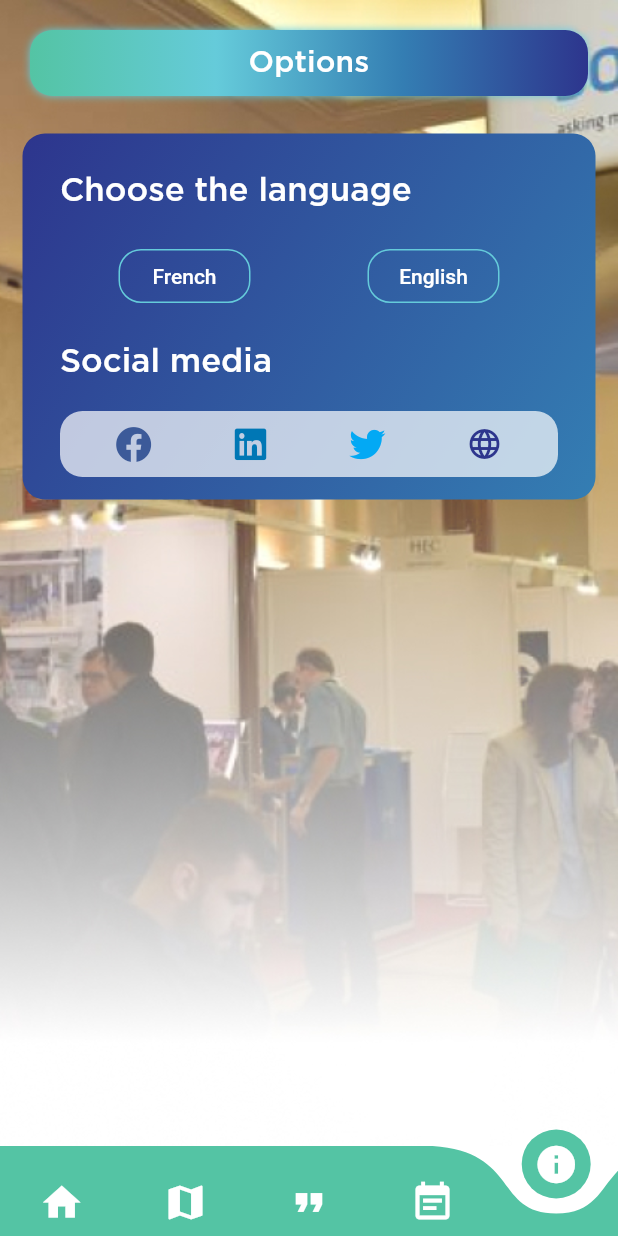
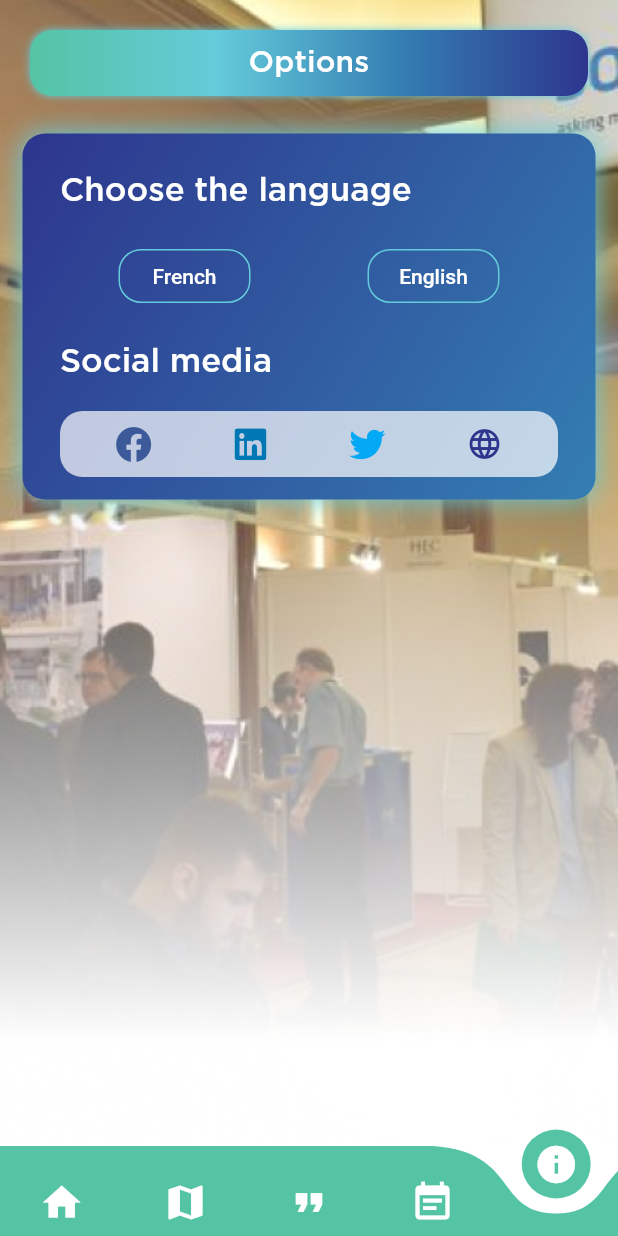
Before and after one commit to fouques1u/ForumHorizonChimie2020, a Flutter app: the screen it shows after launch, item 5 of the bottom bar chosen, on a phone screen of 412 x 824 dp. Run offline on Flutter 3.47's test engine with Material 2 defaults, Android fonts, the phone set to English and light mode, and no system bars; drawn by our look-alikes of curved_navigation_bar; our stand-ins replace cloud_firestore, device_info, fluttertoast, font_awesome_flutter; accounts and stored records are empty.

```diff
--- a/lib/screens/options_screen.dart
+++ b/lib/screens/options_screen.dart
@@ -70,13 +70,18 @@ class OptionsScreen extends StatelessWidget {
             decoration: BoxDecoration(
               borderRadius: BorderRadius.circular(15),
               color: darkBlueColor,
-              gradient: LinearGradient(colors: <Color>[
-                darkBlueColor,
-                simpleBlueColor
+              gradient: LinearGradient(
+                colors: <Color>[darkBlueColor, simpleBlueColor],
+                end: Alignment.bottomRight,
+                begin: Alignment.topLeft,
+              ),
+              boxShadow: [
+                BoxShadow(
+                  blurRadius: 15.0,
+                  spreadRadius: 0.0,
+                  color: lightBlueColor,
+                )
               ],
-              end: Alignment.bottomRight,
-              begin: Alignment.topLeft,
-              )
             ),
             child: Column(
               children: <Widget>[
@@ -85,8 +90,8 @@ class OptionsScreen extends StatelessWidget {
                   alignment: Alignment.centerLeft,
                   child: Text(
                     AppLocalizations.of(context).translate("choose_language"),
-                    style: TextStyle(
-                        color: Colors.white, fontSize: titleTextSize),
+                    style:
+                        TextStyle(color: Colors.white, fontSize: titleTextSize),
                   ),
                 ),
                 Container(
@@ -122,8 +127,8 @@ class OptionsScreen extends StatelessWidget {
                   alignment: Alignment.centerLeft,
                   child: Text(
                     AppLocalizations.of(context).translate("social_media"),
-                    style: TextStyle(
-                        color: Colors.white, fontSize: titleTextSize),
+                    style:
+                        TextStyle(color: Colors.white, fontSize: titleTextSize),
                   ),
                 ),
                 Container(
--- a/pubspec.yaml
+++ b/pubspec.yaml
@@ -57,7 +57,6 @@ flutter:
    - assets/images/plan_rdc.png
    - assets/images/plan_etage_2.png
    - assets/images/plan_etage_1.png
-   - assets/images/img_forum_modified.png
    - assets/images/img_1_gradient.jpg
    - assets/images/img_2_gradient.jpg
    - assets/images/img_3_gradient.jpg
```
Also changed, not shown: assets/images/img_forum.jpg (deleted), assets/images/img_forum_2.jpg (deleted), assets/images/img_forum_3.jpg (deleted), assets/images/img_forum_modified.png (deleted), 2 other files.
